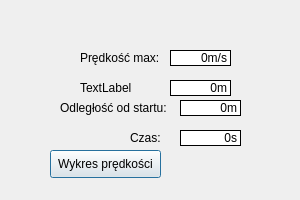
mikidzl/Trajektoria, file Trajektoria/statystyki.ui: the form before one commit.
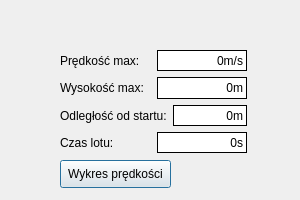
The form after the commit. Icons and pictures are not drawn.

```diff
--- a/Trajektoria/statystyki.ui
+++ b/Trajektoria/statystyki.ui
@@ -29,126 +29,239 @@
    <iconset>
     <normaloff>ikona.png</normaloff>ikona.png</iconset>
   </property>
-  <widget class="QLabel" name="vMax">
+  <widget class="QPushButton" name="pB_wykres">
    <property name="geometry">
     <rect>
-     <x>170</x>
-     <y>50</y>
-     <width>61</width>
-     <height>16</height>
+     <x>60</x>
+     <y>160</y>
+     <width>111</width>
+     <height>28</height>
     </rect>
    </property>
-   <property name="palette">
-    <palette>
-     <active>
-      <colorrole role="Base">
-       <brush brushstyle="SolidPattern">
-        <color alpha="255">
-         <red>255</red>
-         <green>255</green>
-         <blue>255</blue>
-        </color>
-       </brush>
-      </colorrole>
-      <colorrole role="Window">
-       <brush brushstyle="SolidPattern">
-        <color alpha="255">
-         <red>255</red>
-         <green>255</green>
-         <blue>255</blue>
-        </color>
-       </brush>
-      </colorrole>
-     </active>
-     <inactive>
-      <colorrole role="Base">
-       <brush brushstyle="SolidPattern">
-        <color alpha="255">
-         <red>255</red>
-         <green>255</green>
-         <blue>255</blue>
-        </color>
-       </brush>
-      </colorrole>
-      <colorrole role="Window">
-       <brush brushstyle="SolidPattern">
-        <color alpha="255">
-         <red>255</red>
-         <green>255</green>
-         <blue>255</blue>
-        </color>
-       </brush>
-      </colorrole>
-     </inactive>
-     <disabled>
-      <colorrole role="Base">
-       <brush brushstyle="SolidPattern">
-        <color alpha="255">
-         <red>255</red>
-         <green>255</green>
-         <blue>255</blue>
-        </color>
-       </brush>
-      </colorrole>
-      <colorrole role="Window">
-       <brush brushstyle="SolidPattern">
-        <color alpha="255">
-         <red>255</red>
-         <green>255</green>
-         <blue>255</blue>
-        </color>
-       </brush>
-      </colorrole>
-     </disabled>
-    </palette>
-   </property>
-   <property name="autoFillBackground">
-    <bool>true</bool>
-   </property>
-   <property name="frameShape">
-    <enum>QFrame::Box</enum>
-   </property>
    <property name="text">
-    <string>0m/s</string>
-   </property>
-   <property name="alignment">
-    <set>Qt::AlignRight|Qt::AlignTrailing|Qt::AlignVCenter</set>
+    <string>Wykres prędkości</string>
    </property>
   </widget>
+  <widget class="QWidget" name="">
+   <property name="geometry">
+    <rect>
+     <x>60</x>
+     <y>50</y>
+     <width>187</width>
+     <height>103</height>
+    </rect>
+   </property>
+   <layout class="QVBoxLayout" name="verticalLayout">
+    <item>
+     <layout class="QHBoxLayout" name="horizontalLayout">
+      <item>
   <widget class="QLabel" name="l_vMax">
-   <property name="geometry">
-    <rect>
-     <x>80</x>
-     <y>50</y>
-     <width>101</width>
-     <height>16</height>
-    </rect>
-   </property>
    <property name="text">
     <string>Prędkość max:</string>
    </property>
   </widget>
+      </item>
+      <item>
+       <widget class="QLabel" name="vMax">
+        <property name="minimumSize">
+         <size>
+          <width>50</width>
+          <height>0</height>
+         </size>
+        </property>
+        <property name="palette">
+         <palette>
+          <active>
+           <colorrole role="Base">
+            <brush brushstyle="SolidPattern">
+             <color alpha="255">
+              <red>255</red>
+              <green>255</green>
+              <blue>255</blue>
+             </color>
+            </brush>
+           </colorrole>
+           <colorrole role="Window">
+            <brush brushstyle="SolidPattern">
+             <color alpha="255">
+              <red>255</red>
+              <green>255</green>
+              <blue>255</blue>
+             </color>
+            </brush>
+           </colorrole>
+          </active>
+          <inactive>
+           <colorrole role="Base">
+            <brush brushstyle="SolidPattern">
+             <color alpha="255">
+              <red>255</red>
+              <green>255</green>
+              <blue>255</blue>
+             </color>
+            </brush>
+           </colorrole>
+           <colorrole role="Window">
+            <brush brushstyle="SolidPattern">
+             <color alpha="255">
+              <red>255</red>
+              <green>255</green>
+              <blue>255</blue>
+             </color>
+            </brush>
+           </colorrole>
+          </inactive>
+          <disabled>
+           <colorrole role="Base">
+            <brush brushstyle="SolidPattern">
+             <color alpha="255">
+              <red>255</red>
+              <green>255</green>
+              <blue>255</blue>
+             </color>
+            </brush>
+           </colorrole>
+           <colorrole role="Window">
+            <brush brushstyle="SolidPattern">
+             <color alpha="255">
+              <red>255</red>
+              <green>255</green>
+              <blue>255</blue>
+             </color>
+            </brush>
+           </colorrole>
+          </disabled>
+         </palette>
+        </property>
+        <property name="autoFillBackground">
+         <bool>true</bool>
+        </property>
+        <property name="frameShape">
+         <enum>QFrame::Box</enum>
+        </property>
+        <property name="text">
+         <string>0m/s</string>
+        </property>
+        <property name="alignment">
+         <set>Qt::AlignRight|Qt::AlignTrailing|Qt::AlignVCenter</set>
+        </property>
+       </widget>
+      </item>
+     </layout>
+    </item>
+    <item>
+     <layout class="QHBoxLayout" name="horizontalLayout_2">
+      <item>
+       <widget class="QLabel" name="label_3">
+        <property name="text">
+         <string>Wysokość max:</string>
+        </property>
+       </widget>
+      </item>
+      <item>
+       <widget class="QLabel" name="ymax">
+        <property name="minimumSize">
+         <size>
+          <width>50</width>
+          <height>0</height>
+         </size>
+        </property>
+        <property name="palette">
+         <palette>
+          <active>
+           <colorrole role="Base">
+            <brush brushstyle="SolidPattern">
+             <color alpha="255">
+              <red>255</red>
+              <green>255</green>
+              <blue>255</blue>
+             </color>
+            </brush>
+           </colorrole>
+           <colorrole role="Window">
+            <brush brushstyle="SolidPattern">
+             <color alpha="255">
+              <red>255</red>
+              <green>255</green>
+              <blue>255</blue>
+             </color>
+            </brush>
+           </colorrole>
+          </active>
+          <inactive>
+           <colorrole role="Base">
+            <brush brushstyle="SolidPattern">
+             <color alpha="255">
+              <red>255</red>
+              <green>255</green>
+              <blue>255</blue>
+             </color>
+            </brush>
+           </colorrole>
+           <colorrole role="Window">
+            <brush brushstyle="SolidPattern">
+             <color alpha="255">
+              <red>255</red>
+              <green>255</green>
+              <blue>255</blue>
+             </color>
+            </brush>
+           </colorrole>
+          </inactive>
+          <disabled>
+           <colorrole role="Base">
+            <brush brushstyle="SolidPattern">
+             <color alpha="255">
+              <red>255</red>
+              <green>255</green>
+              <blue>255</blue>
+             </color>
+            </brush>
+           </colorrole>
+           <colorrole role="Window">
+            <brush brushstyle="SolidPattern">
+             <color alpha="255">
+              <red>255</red>
+              <green>255</green>
+              <blue>255</blue>
+             </color>
+            </brush>
+           </colorrole>
+          </disabled>
+         </palette>
+        </property>
+        <property name="autoFillBackground">
+         <bool>true</bool>
+        </property>
+        <property name="frameShape">
+         <enum>QFrame::Box</enum>
+        </property>
+        <property name="text">
+         <string>0m</string>
+        </property>
+        <property name="alignment">
+         <set>Qt::AlignRight|Qt::AlignTrailing|Qt::AlignVCenter</set>
+        </property>
+       </widget>
+      </item>
+     </layout>
+    </item>
+    <item>
+     <layout class="QHBoxLayout" name="horizontalLayout_3">
+      <item>
   <widget class="QLabel" name="label">
-   <property name="geometry">
-    <rect>
-     <x>60</x>
-     <y>100</y>
-     <width>121</width>
-     <height>16</height>
-    </rect>
-   </property>
    <property name="text">
     <string>Odległość od startu:</string>
    </property>
   </widget>
+      </item>
+      <item>
   <widget class="QLabel" name="xKon">
-   <property name="geometry">
-    <rect>
-     <x>180</x>
-     <y>100</y>
-     <width>61</width>
-     <height>16</height>
-    </rect>
+        <property name="minimumSize">
+         <size>
+          <width>60</width>
+          <height>0</height>
+         </size>
    </property>
    <property name="palette">
     <palette>
@@ -227,27 +340,25 @@
     <set>Qt::AlignRight|Qt::AlignTrailing|Qt::AlignVCenter</set>
    </property>
   </widget>
-  <widget class="QPushButton" name="pB_wykres">
-   <property name="geometry">
-    <rect>
-     <x>50</x>
-     <y>150</y>
-     <width>111</width>
-     <height>28</height>
-    </rect>
-   </property>
+      </item>
+     </layout>
+    </item>
+    <item>
+     <layout class="QHBoxLayout" name="horizontalLayout_4">
+      <item>
+       <widget class="QLabel" name="label_2">
    <property name="text">
-    <string>Wykres prędkości</string>
-   </property>
-  </widget>
+         <string>Czas lotu:</string>
+        </property>
+       </widget>
+      </item>
+      <item>
   <widget class="QLabel" name="czasLotu">
-   <property name="geometry">
-    <rect>
-     <x>180</x>
-     <y>130</y>
-     <width>61</width>
-     <height>16</height>
-    </rect>
+        <property name="minimumSize">
+         <size>
+          <width>50</width>
+          <height>0</height>
+         </size>
    </property>
    <property name="palette">
     <palette>
@@ -326,117 +437,10 @@
     <set>Qt::AlignRight|Qt::AlignTrailing|Qt::AlignVCenter</set>
    </property>
   </widget>
-  <widget class="QLabel" name="label_2">
-   <property name="geometry">
-    <rect>
-     <x>130</x>
-     <y>130</y>
-     <width>31</width>
-     <height>16</height>
-    </rect>
-   </property>
-   <property name="text">
-    <string>Czas:</string>
-   </property>
-  </widget>
-  <widget class="QLabel" name="label_3">
-   <property name="geometry">
-    <rect>
-     <x>80</x>
-     <y>80</y>
-     <width>53</width>
-     <height>16</height>
-    </rect>
-   </property>
-   <property name="text">
-    <string>TextLabel</string>
-   </property>
-  </widget>
-  <widget class="QLabel" name="ymax">
-   <property name="geometry">
-    <rect>
-     <x>170</x>
-     <y>80</y>
-     <width>61</width>
-     <height>16</height>
-    </rect>
-   </property>
-   <property name="palette">
-    <palette>
-     <active>
-      <colorrole role="Base">
-       <brush brushstyle="SolidPattern">
-        <color alpha="255">
-         <red>255</red>
-         <green>255</green>
-         <blue>255</blue>
-        </color>
-       </brush>
-      </colorrole>
-      <colorrole role="Window">
-       <brush brushstyle="SolidPattern">
-        <color alpha="255">
-         <red>255</red>
-         <green>255</green>
-         <blue>255</blue>
-        </color>
-       </brush>
-      </colorrole>
-     </active>
-     <inactive>
-      <colorrole role="Base">
-       <brush brushstyle="SolidPattern">
-        <color alpha="255">
-         <red>255</red>
-         <green>255</green>
-         <blue>255</blue>
-        </color>
-       </brush>
-      </colorrole>
-      <colorrole role="Window">
-       <brush brushstyle="SolidPattern">
-        <color alpha="255">
-         <red>255</red>
-         <green>255</green>
-         <blue>255</blue>
-        </color>
-       </brush>
-      </colorrole>
-     </inactive>
-     <disabled>
-      <colorrole role="Base">
-       <brush brushstyle="SolidPattern">
-        <color alpha="255">
-         <red>255</red>
-         <green>255</green>
-         <blue>255</blue>
-        </color>
-       </brush>
-      </colorrole>
-      <colorrole role="Window">
-       <brush brushstyle="SolidPattern">
-        <color alpha="255">
-         <red>255</red>
-         <green>255</green>
-         <blue>255</blue>
-        </color>
-       </brush>
-      </colorrole>
-     </disabled>
-    </palette>
-   </property>
-   <property name="autoFillBackground">
-    <bool>true</bool>
-   </property>
-   <property name="frameShape">
-    <enum>QFrame::Box</enum>
-   </property>
-   <property name="text">
-    <string>0m</string>
-   </property>
-   <property name="alignment">
-    <set>Qt::AlignRight|Qt::AlignTrailing|Qt::AlignVCenter</set>
-   </property>
+      </item>
+     </layout>
+    </item>
+   </layout>
   </widget>
  </widget>
  <resources/>
```
Lines whose indentation alone changed are shown as unchanged.
